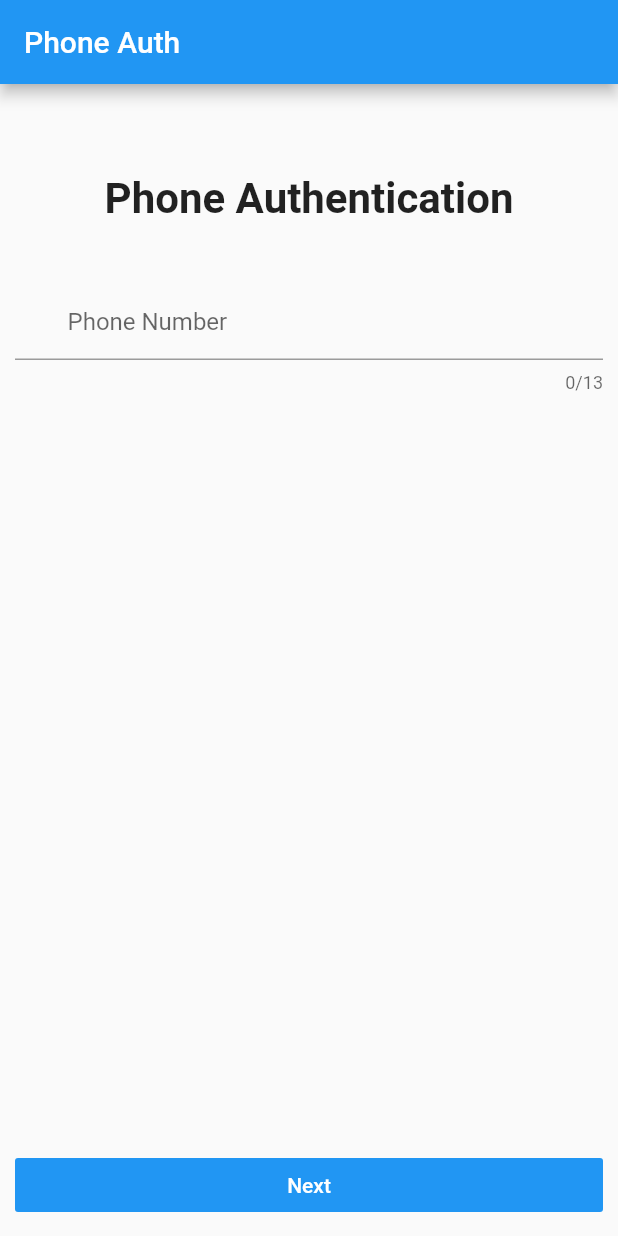
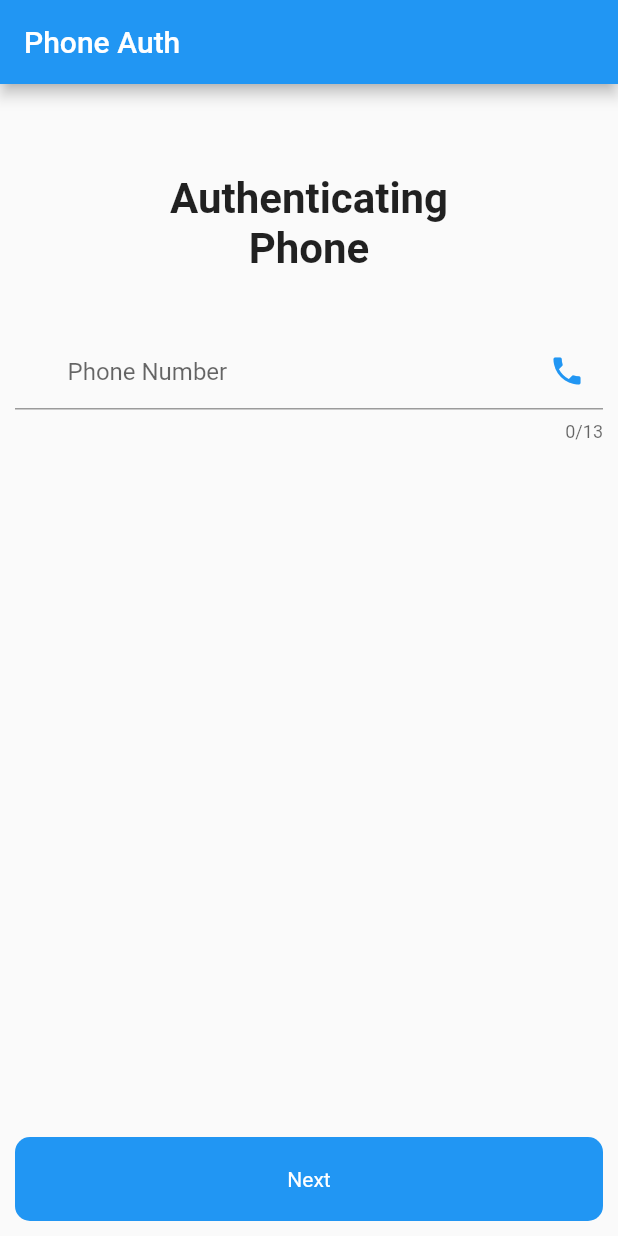
Before and after one commit to Ishwam-Garg/NewsUserAppUiUpdated, a Flutter app: the screen it shows after launch, on a phone screen of 412 x 824 dp. Run offline on Flutter 3.47's test engine with Material 2 defaults, Android fonts, the phone set to English and light mode, and no system bars; our stand-ins replace cached_network_image, cloud_firestore, firebase_auth, firebase_core, flutter_svg, fluttertoast and 4 more; accounts and stored records are empty; project files that could hold a hidden picture were left out.

Commit message:
Added covid screen  + phone authentication page changes

```diff
--- a/lib/Screens/BlogDataPage.dart
+++ b/lib/Screens/BlogDataPage.dart
@@ -2,7 +2,6 @@ import 'dart:async';
 import 'dart:io';
 import 'dart:typed_data';
 import 'dart:ui';
-
 import 'package:cached_network_image/cached_network_image.dart';
 import 'package:cloud_firestore/cloud_firestore.dart';
 import 'package:flutter/material.dart';
--- a/lib/Screens/PageControllerScreen.dart
+++ b/lib/Screens/PageControllerScreen.dart
@@ -77,7 +77,7 @@ class _PageControllerScreenState extends State<PageControllerScreen> {
                 ),
                 IconButton(
                   icon: Icon(
-                    Icons.thermostat,
+                    Icons.device_thermostat,
                     color: Colors.white,
                   ),
                   onPressed: () async {
--- a/lib/Screens/PhoneAuth.dart
+++ b/lib/Screens/PhoneAuth.dart
@@ -1,4 +1,5 @@
 import 'package:firebase_auth/firebase_auth.dart';
+import 'package:flutter/cupertino.dart';
 import 'package:flutter/material.dart';
 import 'package:news_app_user/Screens/otp.dart';
 
@@ -23,7 +24,8 @@ class _State extends State<PhoneAuth> {
               margin: EdgeInsets.only(top: 60),
               child: Center(
                 child: Text(
-                  'Phone Authentication',
+                  'Authenticating\nPhone',
+                  textAlign: TextAlign.center,
                   style: TextStyle(fontWeight: FontWeight.bold, fontSize: 28),
                 ),
               ),
@@ -33,6 +35,7 @@ class _State extends State<PhoneAuth> {
               child: TextField(
                 decoration: InputDecoration(
                   hintText: 'Phone Number',
+                  suffixIcon: Icon(Icons.phone,color: Theme.of(context).accentColor,),
                   prefix: Padding(
                     padding: EdgeInsets.all(4),
                     child: Text('+91'),
@@ -47,15 +50,21 @@ class _State extends State<PhoneAuth> {
           Container(
             margin: EdgeInsets.all(10),
             width: double.infinity,
-            child: FlatButton(
-              color: Colors.blue,
-              onPressed: () {
+            padding: EdgeInsets.symmetric(vertical: 20),
+            decoration: BoxDecoration(
+              color: Theme.of(context).accentColor,
+              borderRadius: BorderRadius.circular(10),
+            ),
+            child: GestureDetector(
+              onTap: () {
                 Navigator.of(context).push(MaterialPageRoute(
                     builder: (context) => OTPScreen(_controller.text)));
               },
-              child: Text(
-                'Next',
-                style: TextStyle(color: Colors.white),
+              child: Center(
+                child: Text(
+                  'Next',
+                  style: TextStyle(color: Colors.white),
+                ),
               ),
             ),
           )
--- a/lib/main.dart
+++ b/lib/main.dart
@@ -11,10 +11,12 @@ void main() async {
   await Firebase.initializeApp();
   if (FirebaseAuth.instance.currentUser?.uid == null) {
     runApp(MaterialApp(
+      debugShowCheckedModeBanner: false,
       home: PhoneAuth(),
     ));
   } else {
     runApp(MaterialApp(
+      debugShowCheckedModeBanner: false,
       home: PageControllerScreen(),
     ));
   }
--- a/pubspec.yaml
+++ b/pubspec.yaml
@@ -29,6 +29,7 @@ dependencies:
   cloud_firestore: ^1.0.4
   firebase_analytics: ^7.1.1
   firebase_core: ^1.0.3
+  flutter_svg: ^0.21.0+1
 
   # Toast message Package
   fluttertoast: ^8.0.3
```
Also changed, not shown: lib/Screens/CovidDataPage.dart (+107 -1 lines), assets/Drcorona.svg (added), assets/menu.svg (added), assets/virus.png (added), pubspec.lock.
